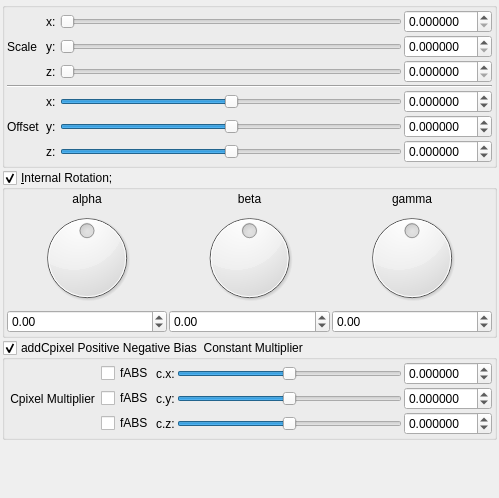
buddhi1980/mandelbulber2, file mandelbulber2/qt_data/fractal_msltoesym4_mod.ui: the form before one commit.
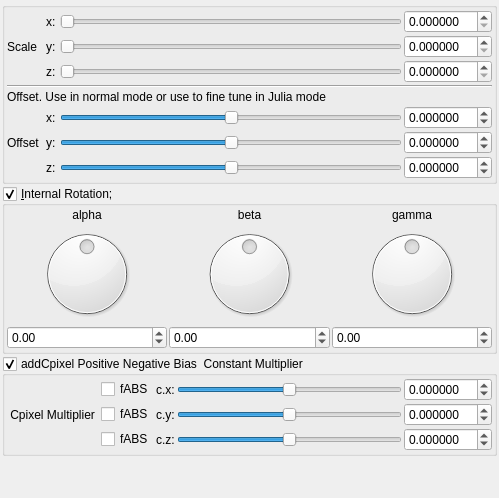
The form after the commit. Custom widgets are drawn as their Qt base class.

```diff
--- a/mandelbulber2/qt_data/fractal_msltoesym4_mod.ui
+++ b/mandelbulber2/qt_data/fractal_msltoesym4_mod.ui
@@ -424,6 +424,13 @@
           </property>
          </widget>
         </item>
+        <item row="5" column="1" colspan="5">
+         <widget class="QLabel" name="label">
+          <property name="text">
+           <string>Offset. Use in normal mode or use to fine tune in Julia mode</string>
+          </property>
+         </widget>
+        </item>
        </layout>
       </item>
      </layout>
```
Left out of the diff: 12 changed lines with no effect on the pictures.
